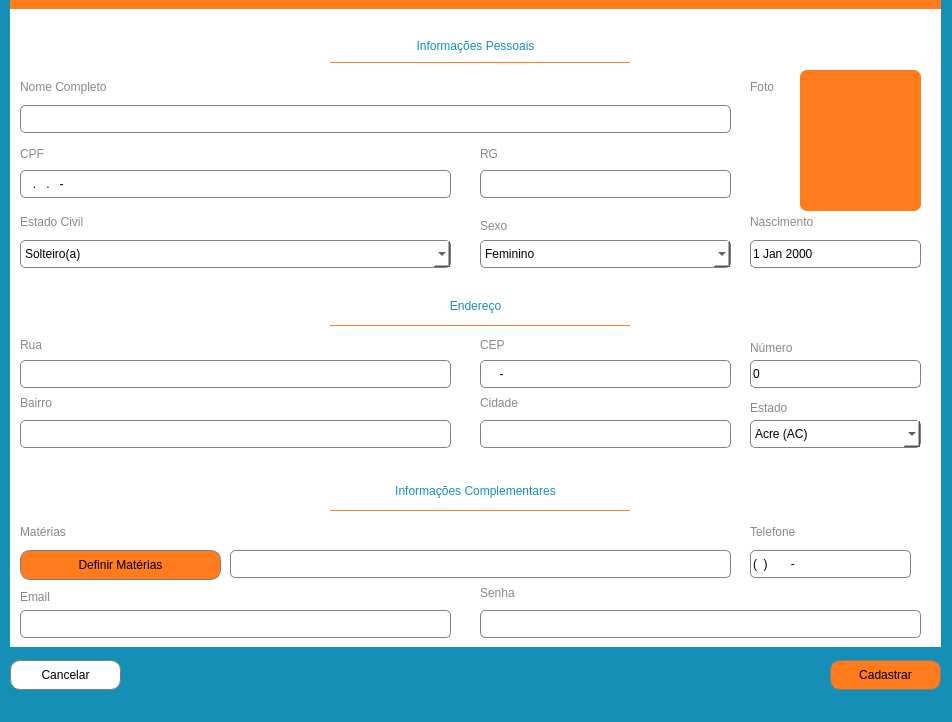
IanLuan/PySchool, file pyschool/interface/cadastroProfessor.ui: the form before one commit.
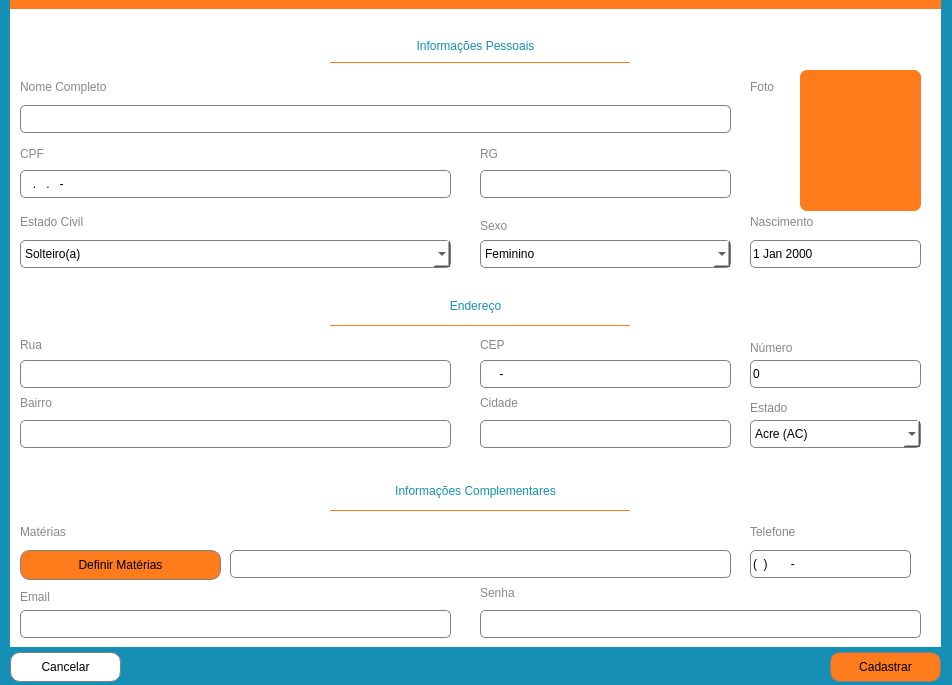
The form after the commit. Icons and pictures are not drawn.

What changed in the file:
```diff
--- a/pyschool/interface/cadastroProfessor.ui
+++ b/pyschool/interface/cadastroProfessor.ui
@@ -7,7 +7,7 @@
     <x>0</x>
     <y>0</y>
     <width>952</width>
-    <height>722</height>
+    <height>685</height>
    </rect>
   </property>
   <property name="sizePolicy">
@@ -53,7 +53,7 @@
     <property name="geometry">
      <rect>
       <x>830</x>
-      <y>660</y>
+      <y>652</y>
       <width>111</width>
       <height>30</height>
      </rect>
@@ -86,7 +86,7 @@
     <property name="geometry">
      <rect>
       <x>10</x>
-      <y>660</y>
+      <y>652</y>
       <width>111</width>
       <height>30</height>
      </rect>
@@ -1185,11 +1185,6 @@
    <zorder>btnCadatrar</zorder>
    <zorder>btnCancelar</zorder>
   </widget>
-  <widget class="QStatusBar" name="statusbar">
-   <property name="styleSheet">
-    <string notr="true">backgroundcolor: #000000</string>
-   </property>
-  </widget>
  </widget>
  <resources/>
  <connections/>
```
